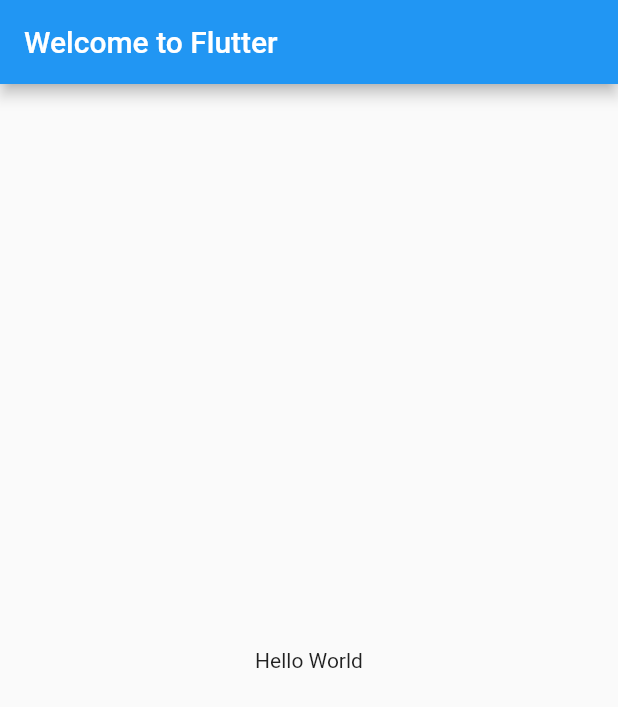
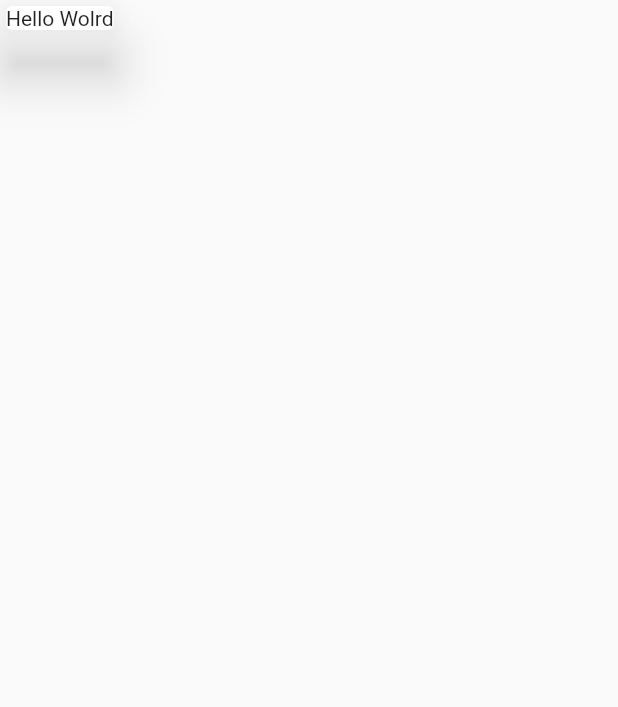
Before and after one commit to tharinduprabath/countries, a Flutter app: the screen it shows after launch, on a phone screen of 412 x 824 dp. Shown: the top 707 px of the screen. Run offline on Flutter 3.47's test engine with Material 2 defaults, Android fonts, the phone set to English and light mode, and no system bars.

Commit message:
create home basic

```diff
--- a/lib/main.dart
+++ b/lib/main.dart
@@ -1,8 +1,5 @@
-import 'dart:async';
-import 'dart:convert';
-
 import 'package:flutter/material.dart';
-import 'package:http/http.dart' as http;
+import 'package:forum/pages/home.dart';
 
 void main() => runApp(MyApp());
 
@@ -10,15 +7,9 @@ class MyApp extends StatelessWidget {
   @override
   Widget build(BuildContext context) {
     return MaterialApp(
+      debugShowCheckedModeBanner: false,
       title: 'Welcome to Flutter',
-      home: Scaffold(
-        appBar: AppBar(
-          title: Text('Welcome to Flutter'),
-        ),
-        body: Center(
-          child: Text('Hello World'),
-        ),
-      ),
+      home: Home()
     );
   }
 }
--- /dev/null
+++ b/lib/pages/home.dart
@@ -0,0 +1,16 @@
+import 'package:flutter/material.dart';
+import 'package:http/http.dart' as http;
+
+class Home extends StatefulWidget{
+  State<StatefulWidget> createState() => _HomeState();
+}
+
+class _HomeState extends State<Home>{
+  Widget build(BuildContext context) {
+    return Scaffold(
+      body: Container(
+        child: Card(child: Text("Hello Wolrd"),elevation:15),
+      ),
+    );
+  }
+}
```
